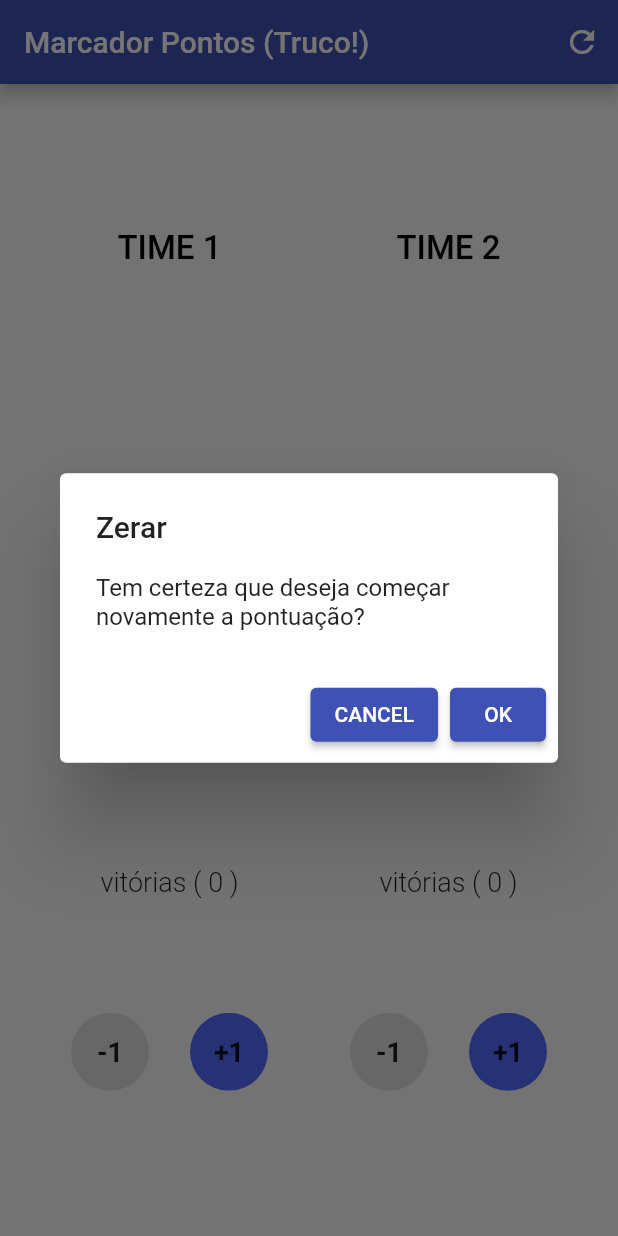
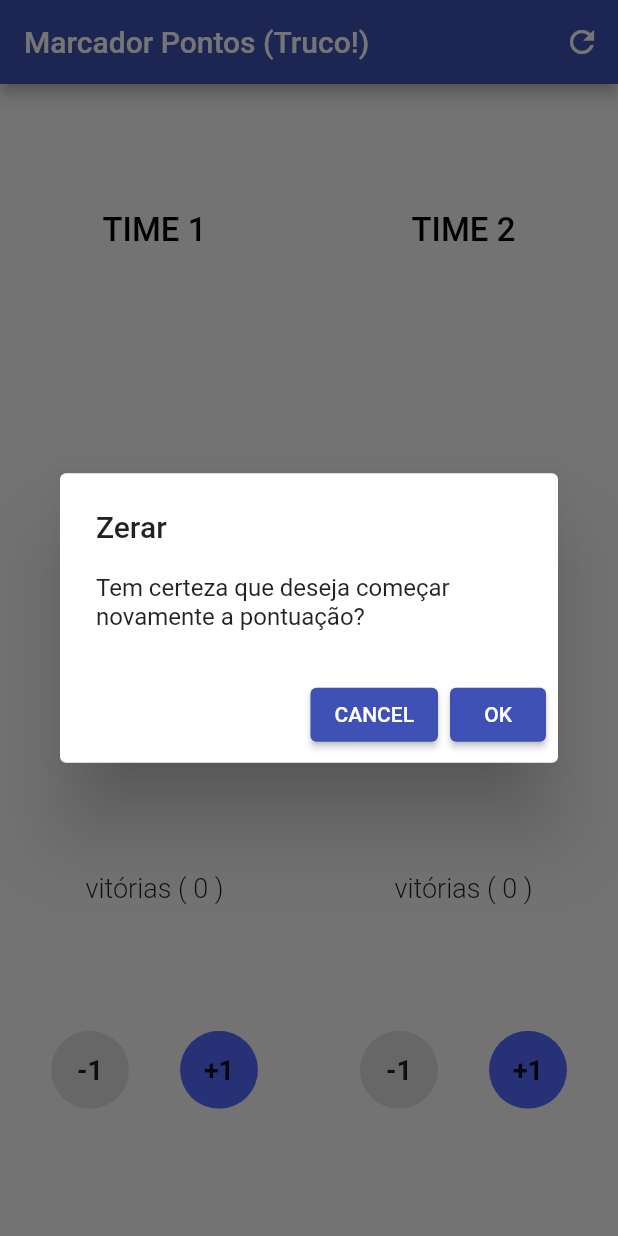
Before and after one commit to GiovaniJau/Marcador_de_Truco, a Flutter app: the screen it shows after launch, item 2 of the bottom bar chosen, after a tap on "+1", after a tap on the "refresh" icon, on a phone screen of 412 x 824 dp. Run offline on Flutter 3.47's test engine with Material 2 defaults, Android fonts, the phone set to English and light mode, and no system bars.

Commit message:
Ajuste dos widgets durante a aula

```diff
--- a/lib/views/home_page.dart
+++ b/lib/views/home_page.dart
@@ -1,3 +1,4 @@
+import 'package:flutter/cupertino.dart';
 import 'package:flutter/material.dart';
 import 'package:marcador_de_truco/models/player.dart';
 
@@ -16,7 +17,6 @@ class _HomePageState extends State<HomePage> {
   void initState() {
     super.initState();
     _resetPlayers();
-
   }
 
   void _resetPlayer({required Player player, bool resetVictories = true}) {
@@ -29,6 +29,27 @@ class _HomePageState extends State<HomePage> {
   void _resetPlayers({bool resetVictories = true}) {
     _resetPlayer(player: _playerOne, resetVictories: resetVictories);
     _resetPlayer(player: _playerTwo, resetVictories: resetVictories);
+  }
+
+  void _checkPlayerWin({required Player player}) {
+    if (player.score == 12) {
+      _showDialog(
+          title: "Fim de Jogo",
+          message: '${player.name} ganhou!',
+          confirm: () {
+            setState(() {
+              player.victories++;
+            });
+
+            _resetPlayers(resetVictories: false);
+          },
+          cancel: () {
+            setState(() {
+              player.score--;
+            });
+          }
+      );
+    }
   }
 
   @override
@@ -44,9 +65,7 @@ class _HomePageState extends State<HomePage> {
                 title: 'Zerar',
                 message:
                 'Tem certeza que deseja começar novamente a pontuação?',
-                confirm: () {
-                  _resetPlayers();
-                },
+                confirm: () {},
                 cancel: () {}
               );
             },
@@ -54,7 +73,7 @@ class _HomePageState extends State<HomePage> {
           )
         ],
       ),
-      body: Container(padding: const EdgeInsets.all(20.0), child: _showPlayers()),
+      body: _showPlayers(),
     );
   }
 
@@ -154,23 +173,7 @@ class _HomePageState extends State<HomePage> {
               player.score++;
             });
 
-            if (player.score == 12) {
-              _showDialog(
-                  title: 'Fim do jogo',
-                  message: '${player.name} ganhou!',
-                  confirm: () {
-                    setState(() {
-                      player.victories++;
-                    });
-
-                    _resetPlayers(resetVictories: false);
-                  },
-                  cancel: () {
-                    setState(() {
-                      player.score--;
-                    });
-                  });
-            }
+            _checkPlayerWin(player: player);
           },
         ),
       ],
@@ -181,6 +184,7 @@ class _HomePageState extends State<HomePage> {
       {required String title, required String message, required Function confirm, required Function cancel}) {
     showDialog(
       context: context,
+      barrierDismissible: false,
       builder: (BuildContext context) {
         return AlertDialog(
           title: Text(title),
```
